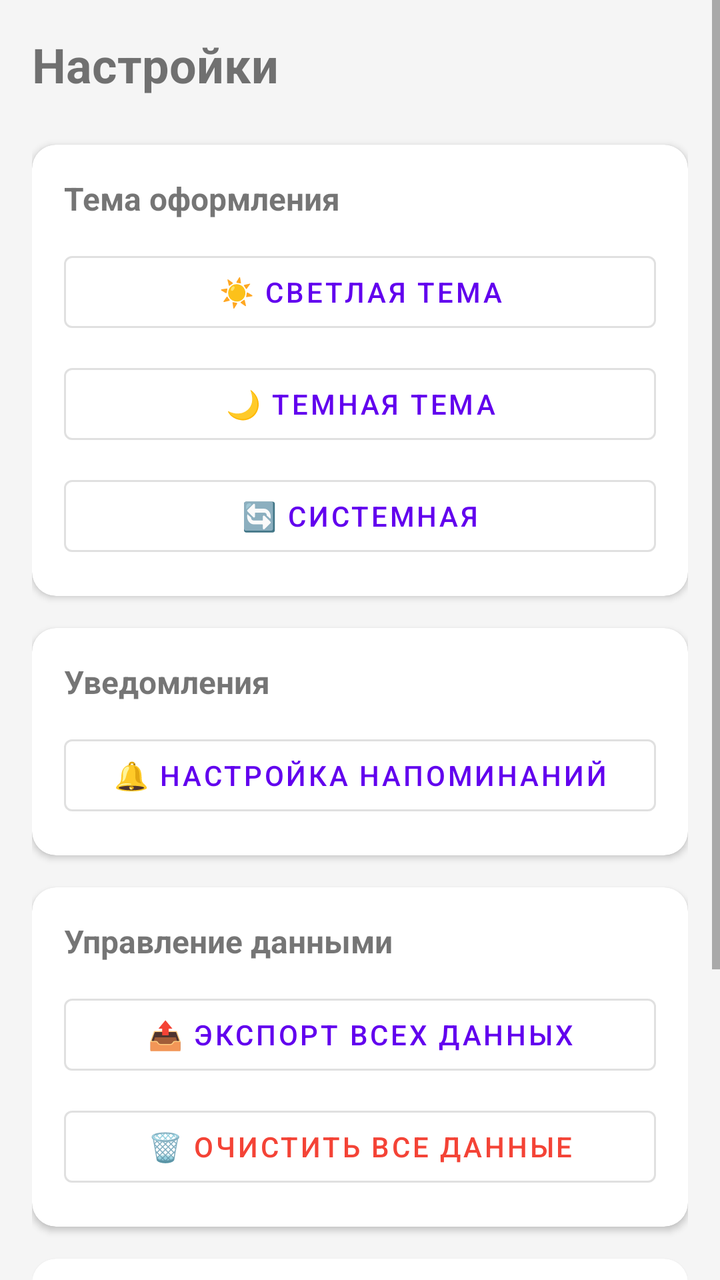
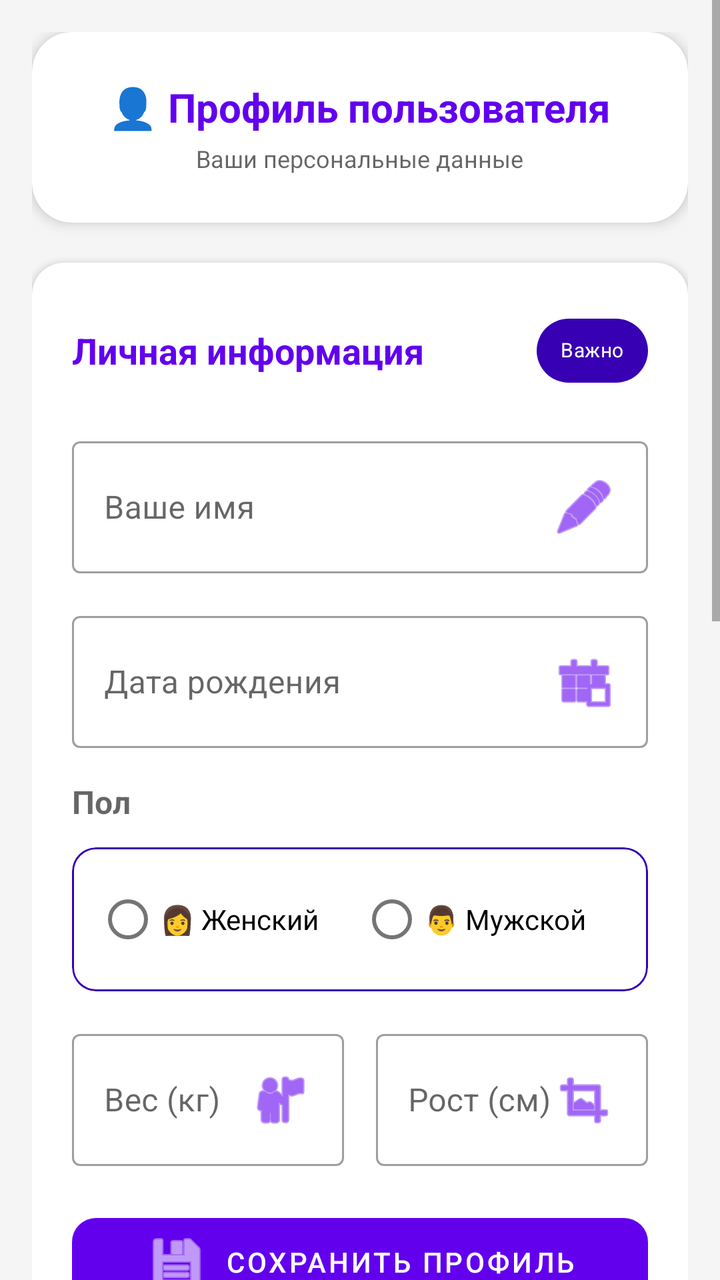

The first picture is an Android layout as it rendered before a commit; the second is the same layout after the commit. The layout source and the unified diff follow.
<!-- AndroidManifest.xml: application theme Theme.MigraineTracker -->
<!-- res/layout/fragment_settings.xml -->
<?xml version="1.0" encoding="utf-8"?>
<ScrollView xmlns:android="http://schemas.android.com/apk/res/android"
    xmlns:app="http://schemas.android.com/apk/res-auto"
    android:layout_width="match_parent"
    android:layout_height="match_parent"
    android:background="?android:attr/colorBackground">

    <LinearLayout
        android:layout_width="match_parent"
        android:layout_height="wrap_content"
        android:orientation="vertical"
        android:padding="16dp">

        <TextView
            android:layout_width="match_parent"
            android:layout_height="wrap_content"
            android:text="Настройки"
            android:textSize="24sp"
            android:textStyle="bold"
            android:layout_marginBottom="24dp" />

        
        <com.google.android.material.card.MaterialCardView
            android:layout_width="match_parent"
            android:layout_height="wrap_content"
            app:cardCornerRadius="12dp"
            app:cardElevation="2dp"
            android:layout_marginBottom="16dp">

            <LinearLayout
                android:layout_width="match_parent"
                android:layout_height="wrap_content"
                android:orientation="vertical"
                android:padding="16dp">

                <TextView
                    android:layout_width="match_parent"
                    android:layout_height="wrap_content"
                    android:text="Тема оформления"
                    android:textSize="16sp"
                    android:textStyle="bold"
                    android:layout_marginBottom="12dp" />

                <com.google.android.material.button.MaterialButton
                    android:id="@+id/btn_theme_light"
                    android:layout_width="match_parent"
                    android:layout_height="wrap_content"
                    android:text="☀️ Светлая тема"
                    android:layout_marginBottom="8dp"
                    style="@style/Widget.MaterialComponents.Button.OutlinedButton" />

                <com.google.android.material.button.MaterialButton
                    android:id="@+id/btn_theme_dark"
                    android:layout_width="match_parent"
                    android:layout_height="wrap_content"
                    android:text="🌙 Темная тема"
                    android:layout_marginBottom="8dp"
                    style="@style/Widget.MaterialComponents.Button.OutlinedButton" />

                <com.google.android.material.button.MaterialButton
                    android:id="@+id/btn_theme_system"
                    android:layout_width="match_parent"
                    android:layout_height="wrap_content"
                    android:text="🔄 Системная"
                    style="@style/Widget.MaterialComponents.Button.OutlinedButton" />

            </LinearLayout>

        </com.google.android.material.card.MaterialCardView>

        
        <com.google.android.material.card.MaterialCardView
            android:layout_width="match_parent"
            android:layout_height="wrap_content"
            app:cardCornerRadius="12dp"
            app:cardElevation="2dp"
            android:layout_marginBottom="16dp">

            <LinearLayout
                android:layout_width="match_parent"
                android:layout_height="wrap_content"
                android:orientation="vertical"
                android:padding="16dp">

                <TextView
                    android:layout_width="match_parent"
                    android:layout_height="wrap_content"
                    android:text="Уведомления"
                    android:textSize="16sp"
                    android:textStyle="bold"
                    android:layout_marginBottom="12dp" />

                <com.google.android.material.button.MaterialButton
                    android:id="@+id/btn_notifications"
                    android:layout_width="match_parent"
                    android:layout_height="wrap_content"
                    android:text="🔔 Настройка напоминаний"
                    style="@style/Widget.MaterialComponents.Button.OutlinedButton" />

            </LinearLayout>

        </com.google.android.material.card.MaterialCardView>

        
        <com.google.android.material.card.MaterialCardView
            android:layout_width="match_parent"
            android:layout_height="wrap_content"
            app:cardCornerRadius="12dp"
            app:cardElevation="2dp"
            android:layout_marginBottom="16dp">

            <LinearLayout
                android:layout_width="match_parent"
                android:layout_height="wrap_content"
                android:orientation="vertical"
                android:padding="16dp">

                <TextView
                    android:layout_width="match_parent"
                    android:layout_height="wrap_content"
                    android:text="Управление данными"
                    android:textSize="16sp"
                    android:textStyle="bold"
                    android:layout_marginBottom="12dp" />

                <com.google.android.material.button.MaterialButton
                    android:id="@+id/btn_export_all"
                    android:layout_width="match_parent"
                    android:layout_height="wrap_content"
                    android:text="📤 Экспорт всех данных"
                    android:layout_marginBottom="8dp"
                    style="@style/Widget.MaterialComponents.Button.OutlinedButton" />

                <com.google.android.material.button.MaterialButton
                    android:id="@+id/btn_clear_data"
                    android:layout_width="match_parent"
                    android:layout_height="wrap_content"
                    android:text="🗑️ Очистить все данные"
                    android:textColor="@color/pain_extreme"
                    style="@style/Widget.MaterialComponents.Button.OutlinedButton" />

            </LinearLayout>

        </com.google.android.material.card.MaterialCardView>

        
        <com.google.android.material.card.MaterialCardView
            android:layout_width="match_parent"
            android:layout_height="wrap_content"
            app:cardCornerRadius="12dp"
            app:cardElevation="2dp"
            android:layout_marginBottom="16dp">

            <LinearLayout
                android:layout_width="match_parent"
                android:layout_height="wrap_content"
                android:orientation="vertical"
                android:padding="16dp">

                <TextView
                    android:layout_width="match_parent"
                    android:layout_height="wrap_content"
                    android:text="ℹ️ О приложении"
                    android:textSize="16sp"
                    android:textStyle="bold"
                    android:layout_marginBottom="12dp" />

                <TextView
                    android:layout_width="match_parent"
                    android:layout_height="wrap_content"
                    android:text="Мигрень Трекер v1.0"
                    android:textSize="14sp"
                    android:textColor="?android:attr/textColorSecondary"
                    android:layout_marginBottom="8dp" />

                <TextView
                    android:layout_width="match_parent"
                    android:layout_height="wrap_content"
                    android:text="Приложение для отслеживания мигрени, менструального цикла и напоминаний о лекарствах"
                    android:textSize="12sp"
                    android:textColor="?android:attr/textColorSecondary"
                    android:lineSpacingExtra="4dp"
                    android:layout_marginBottom="12dp" />

                <TextView
                    android:id="@+id/text_app_version"
                    android:layout_width="match_parent"
                    android:layout_height="wrap_content"
                    android:text="Мигрень Трекер v1.0"
                    android:textSize="14sp"
                    android:textColor="?android:attr/textColorSecondary"
                    android:layout_marginBottom="8dp" />
            </LinearLayout>

        </com.google.android.material.card.MaterialCardView>

    </LinearLayout>

</ScrollView>
<!-- resources referenced by this layout -->
<resources>
  <color name="pain_extreme">#FFF44336</color>
  <style name="Theme.MigraineTracker" parent="Theme.MaterialComponents.DayNight.NoActionBar">
          
          <item name="colorPrimary">@color/purple_500</item>
          <item name="colorPrimaryVariant">@color/purple_700</item>
          <item name="colorOnPrimary">@color/white</item>
          <item name="colorSecondary">@color/teal_200</item>
          <item name="colorSecondaryVariant">@color/teal_700</item>
          <item name="colorOnSecondary">@color/black</item>
  
          
          <item name="colorSurface">@color/background_card</item>
          <item name="colorOnSurface">@color/black</item>
          <item name="android:colorBackground">@color/background_main</item>
          <item name="colorOnBackground">@color/black</item>
  
          
          <item name="android:statusBarColor">?attr/colorPrimaryVariant</item>
          <item name="android:windowActionBar">false</item>
          <item name="windowNoTitle">true</item>
  
          
          <item name="materialAlertDialogTheme">@style/ThemeOverlay.MaterialComponents.MaterialAlertDialog</item>
  
          
          <item name="colorButtonNormal">?attr/colorPrimary</item>
          <item name="colorControlHighlight">?attr/colorPrimary</item>
      </style>
  <color name="purple_500">#FF6200EE</color>
  <color name="purple_700">#FF3700B3</color>
  <color name="white">#FFFFFFFF</color>
  <color name="teal_200">#FF03DAC5</color>
  <color name="teal_700">#FF018786</color>
  <color name="black">#FF000000</color>
  <color name="background_card">#FFFFFFFF</color>
  <color name="background_main">#FFF5F5F5</color>
</resources>

<!-- the commit's change to res/layout/fragment_settings.xml (unified diff, before → after) -->
@@ -11,58 +11,228 @@
         android:orientation="vertical"
         android:padding="16dp">
 
-        <TextView
+        <com.google.android.material.card.MaterialCardView
             android:layout_width="match_parent"
             android:layout_height="wrap_content"
-            android:text="Настройки"
-            android:textSize="24sp"
-            android:textStyle="bold"
-            android:layout_marginBottom="24dp" />
+            app:cardCornerRadius="20dp"
+            app:cardElevation="4dp"
+            android:layout_marginBottom="20dp">
+
+            <LinearLayout
+                android:layout_width="match_parent"
+                android:layout_height="wrap_content"
+                android:orientation="vertical"
+                android:gravity="center"
+                android:padding="24dp">
+
+                <TextView
+                    android:layout_width="wrap_content"
+                    android:layout_height="wrap_content"
+                    android:text="👤 Профиль пользователя"
+                    android:textSize="20sp"
+                    android:textStyle="bold"
+                    android:textColor="?attr/colorPrimary" />
+
+                <TextView
+                    android:layout_width="wrap_content"
+                    android:layout_height="wrap_content"
+                    android:text="Ваши персональные данные"
+                    android:textSize="12sp"
+                    android:textColor="?android:attr/textColorSecondary"
+                    android:layout_marginTop="4dp" />
+
+            </LinearLayout>
+
+        </com.google.android.material.card.MaterialCardView>
 
         
         <com.google.android.material.card.MaterialCardView
             android:layout_width="match_parent"
             android:layout_height="wrap_content"
-            app:cardCornerRadius="12dp"
+            app:cardCornerRadius="16dp"
             app:cardElevation="2dp"
-            android:layout_marginBottom="16dp">
+            android:layout_marginBottom="16dp"
+            app:strokeWidth="0dp">
 
             <LinearLayout
                 android:layout_width="match_parent"
                 android:layout_height="wrap_content"
                 android:orientation="vertical"
-                android:padding="16dp">
-
-                <TextView
-                    android:layout_width="match_parent"
-                    android:layout_height="wrap_content"
-                    android:text="Тема оформления"
+                android:padding="20dp">
+
+                <LinearLayout
+                    android:layout_width="match_parent"
+                    android:layout_height="wrap_content"
+                    android:orientation="horizontal"
+                    android:gravity="center_vertical"
+                    android:layout_marginBottom="16dp">
+
+                    <TextView
+                        android:layout_width="0dp"
+                        android:layout_height="wrap_content"
+                        android:layout_weight="1"
+                        android:text="Личная информация"
+                        android:textSize="18sp"
+                        android:textStyle="bold"
+                        android:textColor="?attr/colorPrimary" />
+
+                    <com.google.android.material.chip.Chip
+                        android:layout_width="wrap_content"
+                        android:layout_height="wrap_content"
+                        android:text="Важно"
+                        android:textColor="@android:color/white"
+                        app:chipBackgroundColor="?attr/colorPrimaryVariant"
+                        app:chipStrokeColor="?attr/colorPrimary"
+                        android:textSize="10sp" />
+
+                </LinearLayout>
+
+                
+                <com.google.android.material.textfield.TextInputLayout
+                    android:layout_width="match_parent"
+                    android:layout_height="wrap_content"
+                    style="@style/Widget.MaterialComponents.TextInputLayout.OutlinedBox"
+                    android:hint="Ваше имя"
+                    android:layout_marginBottom="16dp">
+
+                    <com.google.android.material.textfield.TextInputEditText
+                        android:id="@+id/edit_name"
+                        android:layout_width="match_parent"
+                        android:layout_height="wrap_content"
+                        android:inputType="textCapWords"
+                        android:maxLines="1"
+                        android:drawableEnd="@android:drawable/ic_menu_edit"
+                        android:drawableTint="?attr/colorPrimary" />
+
+                </com.google.android.material.textfield.TextInputLayout>
+
+                
+                <com.google.android.material.textfield.TextInputLayout
+                    android:layout_width="match_parent"
+                    android:layout_height="wrap_content"
+                    style="@style/Widget.MaterialComponents.TextInputLayout.OutlinedBox"
+                    android:hint="Дата рождения"
+                    android:layout_marginBottom="16dp"
+                    android:focusable="false">
+
+                    <com.google.android.material.textfield.TextInputEditText
+                        android:id="@+id/edit_birth_date"
+                        android:layout_width="match_parent"
+                        android:layout_height="wrap_content"
+                        android:inputType="none"
+                        android:focusable="false"
+                        android:clickable="true"
+                        android:maxLines="1"
+                        android:drawableEnd="@android:drawable/ic_menu_today"
+                        android:drawableTint="?attr/colorPrimary" />
+
+                </com.google.android.material.textfield.TextInputLayout>
+
+                
+                <TextView
+                    android:layout_width="match_parent"
+                    android:layout_height="wrap_content"
+                    android:text="Пол"
                     android:textSize="16sp"
                     android:textStyle="bold"
+                    android:textColor="?android:attr/textColorSecondary"
                     android:layout_marginBottom="12dp" />
 
+                <com.google.android.material.card.MaterialCardView
+                    android:layout_width="match_parent"
+                    android:layout_height="wrap_content"
+                    app:cardCornerRadius="12dp"
+                    app:cardElevation="0dp"
+                    app:strokeWidth="1dp"
+                    app:strokeColor="?attr/colorPrimaryVariant"
+                    android:layout_marginBottom="16dp">
+
+                    <RadioGroup
+                        android:id="@+id/radio_group_gender"
+                        android:layout_width="match_parent"
+                        android:layout_height="wrap_content"
+                        android:orientation="horizontal"
+                        android:padding="12dp">
+
+                        <com.google.android.material.radiobutton.MaterialRadioButton
+                            android:id="@+id/radio_female"
+                            android:layout_width="0dp"
+                            android:layout_height="wrap_content"
+                            android:layout_weight="1"
+                            android:text="👩 Женский"
+                            android:textSize="14sp" />
+
+                        <com.google.android.material.radiobutton.MaterialRadioButton
+                            android:id="@+id/radio_male"
+                            android:layout_width="0dp"
+                            android:layout_height="wrap_content"
+                            android:layout_weight="1"
+                            android:text="👨 Мужской"
+                            android:textSize="14sp" />
+
+                    </RadioGroup>
+
+                </com.google.android.material.card.MaterialCardView>
+
+                
+                <LinearLayout
+                    android:layout_width="match_parent"
+                    android:layout_height="wrap_content"
+                    android:orientation="horizontal"
+                    android:layout_marginBottom="20dp">
+
+                    
+                    <com.google.android.material.textfield.TextInputLayout
+                        android:layout_width="0dp"
+                        android:layout_height="wrap_content"
+                        android:layout_weight="1"
+                        android:layout_marginEnd="8dp"
+                        style="@style/Widget.MaterialComponents.TextInputLayout.OutlinedBox"
+                        android:hint="Вес (кг)">
+
+                        <com.google.android.material.textfield.TextInputEditText
+                            android:id="@+id/edit_weight"
+                            android:layout_width="match_parent"
+                            android:layout_height="wrap_content"
+                            android:inputType="numberDecimal"
+                            android:maxLength="6"
+                            android:drawableEnd="@android:drawable/ic_menu_myplaces"
+                            android:drawableTint="?attr/colorPrimary" />
+
+                    </com.google.android.material.textfield.TextInputLayout>
+
+                    
+                    <com.google.android.material.textfield.TextInputLayout
+                        android:layout_width="0dp"
+                        android:layout_height="wrap_content"
+                        android:layout_weight="1"
+                        android:layout_marginStart="8dp"
+                        style="@style/Widget.MaterialComponents.TextInputLayout.OutlinedBox"
+                        android:hint="Рост (см)">
+
+                        <com.google.android.material.textfield.TextInputEditText
+                            android:id="@+id/edit_height"
+                            android:layout_width="match_parent"
+                            android:layout_height="wrap_content"
+                            android:inputType="number"
+                            android:maxLength="3"
+                            android:drawableEnd="@android:drawable/ic_menu_crop"
+                            android:drawableTint="?attr/colorPrimary" />
+
+                    </com.google.android.material.textfield.TextInputLayout>
+
+                </LinearLayout>
+
+                
                 <com.google.android.material.button.MaterialButton
-                    android:id="@+id/btn_theme_light"
-                    android:layout_width="match_parent"
-                    android:layout_height="wrap_content"
-                    android:text="☀️ Светлая тема"
-                    android:layout_marginBottom="8dp"
-                    style="@style/Widget.MaterialComponents.Button.OutlinedButton" />
-
-                <com.google.android.material.button.MaterialButton
-                    android:id="@+id/btn_theme_dark"
-                    android:layout_width="match_parent"
-                    android:layout_height="wrap_content"
-                    android:text="🌙 Темная тема"
-                    android:layout_marginBottom="8dp"
-                    style="@style/Widget.MaterialComponents.Button.OutlinedButton" />
-
-                <com.google.android.material.button.MaterialButton
-                    android:id="@+id/btn_theme_system"
-                    android:layout_width="match_parent"
-                    android:layout_height="wrap_content"
-                    android:text="🔄 Системная"
-                    style="@style/Widget.MaterialComponents.Button.OutlinedButton" />
+                    android:id="@+id/btn_save_profile"
+                    android:layout_width="match_parent"
+                    android:layout_height="56dp"
+                    android:text="Сохранить профиль"
+                    app:icon="@android:drawable/ic_menu_save"
+                    app:iconGravity="textStart"
+                    app:cornerRadius="12dp"
+                    style="@style/Widget.MaterialComponents.Button" />
 
             </LinearLayout>
 
@@ -72,7 +242,7 @@
         <com.google.android.material.card.MaterialCardView
             android:layout_width="match_parent"
             android:layout_height="wrap_content"
-            app:cardCornerRadius="12dp"
+            app:cardCornerRadius="16dp"
             app:cardElevation="2dp"
             android:layout_marginBottom="16dp">
 
@@ -80,22 +250,53 @@
                 android:layout_width="match_parent"
                 android:layout_height="wrap_content"
                 android:orientation="vertical"
-                android:padding="16dp">
-
-                <TextView
-                    android:layout_width="match_parent"
-                    android:layout_height="wrap_content"
-                    android:text="Уведомления"
-                    android:textSize="16sp"
+                android:padding="20dp">
+
+                <TextView
+                    android:layout_width="match_parent"
+                    android:layout_height="wrap_content"
+                    android:text="Настройки"
+                    android:textSize="18sp"
                     android:textStyle="bold"
-                    android:layout_marginBottom="12dp" />
-
-                <com.google.android.material.button.MaterialButton
-                    android:id="@+id/btn_notifications"
-                    android:layout_width="match_parent"
-                    android:layout_height="wrap_content"
-                    android:text="🔔 Настройка напоминаний"
-                    style="@style/Widget.MaterialComponents.Button.OutlinedButton" />
+                    android:textColor="?attr/colorPrimary"
+                    android:layout_marginBottom="16dp" />
+
+                
+                <LinearLayout
+                    android:layout_width="match_parent"
+                    android:layout_height="wrap_content"
+                    android:orientation="vertical"
+                    android:layout_marginBottom="16dp">
+
+
+                    <com.google.android.material.button.MaterialButtonToggleGroup
+                        android:id="@+id/theme_toggle_group"
+                        android:layout_width="match_parent"
+                        android:layout_height="wrap_content"
+                        app:singleSelection="true"
+                        app:selectionRequired="true">
+
+                        <com.google.android.material.button.MaterialButton
+                            android:id="@+id/btn_theme_light"
+                            android:layout_width="0dp"
+                            android:layout_height="wrap_content"
+                            android:layout_weight="1"
+                            android:text="☀️ Светлая"
+                            app:cornerRadius="8dp"
+                            style="@style/Widget.MaterialComponents.Button.OutlinedButton" />
+
+                        <com.google.android.material.button.MaterialButton
+                            android:id="@+id/btn_theme_dark"
+                            android:layout_width="0dp"
+                            android:layout_height="wrap_content"
+                            android:layout_weight="1"
+                            android:text="🌙 Темная"
+                            app:cornerRadius="8dp"
+                            style="@style/Widget.MaterialComponents.Button.OutlinedButton" />
+
+                    </com.google.android.material.button.MaterialButtonToggleGroup>
+
+                </LinearLayout>
 
             </LinearLayout>
 
@@ -105,7 +306,7 @@
         <com.google.android.material.card.MaterialCardView
             android:layout_width="match_parent"
             android:layout_height="wrap_content"
-            app:cardCornerRadius="12dp"
+            app:cardCornerRadius="16dp"
             app:cardElevation="2dp"
             android:layout_marginBottom="16dp">
 
@@ -113,30 +314,38 @@
                 android:layout_width="match_parent"
                 android:layout_height="wrap_content"
                 android:orientation="vertical"
-                android:padding="16dp">
+                android:padding="20dp">
 
                 <TextView
                     android:layout_width="match_parent"
                     android:layout_height="wrap_content"
                     android:text="Управление данными"
-                    android:textSize="16sp"
+                    android:textSize="18sp"
                     android:textStyle="bold"
-                    android:layout_marginBottom="12dp" />
+                    android:textColor="?attr/colorPrimary"
+                    android:layout_marginBottom="16dp" />
 
                 <com.google.android.material.button.MaterialButton
                     android:id="@+id/btn_export_all"
                     android:layout_width="match_parent"
-                    android:layout_height="wrap_content"
-                    android:text="📤 Экспорт всех данных"
-                    android:layout_marginBottom="8dp"
+                    android:layout_height="56dp"
+                    android:text="Экспорт всех данных"
+                    app:icon="@android:drawable/ic_menu_share"
+                    app:iconGravity="textStart"
+                    app:cornerRadius="12dp"
+                    android:layout_marginBottom="12dp"
                     style="@style/Widget.MaterialComponents.Button.OutlinedButton" />
 
                 <com.google.android.material.button.MaterialButton
                     android:id="@+id/btn_clear_data"
                     android:layout_width="match_parent"
-                    android:layout_height="wrap_content"
-                    android:text="🗑️ Очистить все данные"
+                    android:layout_height="56dp"
+                    android:text="Очистить все данные"
+                    app:icon="@android:drawable/ic_menu_delete"
+                    app:iconGravity="textStart"
+                    app:cornerRadius="12dp"
                     android:textColor="@color/pain_extreme"
+                    app:strokeColor="@color/pain_extreme"
                     style="@style/Widget.MaterialComponents.Button.OutlinedButton" />
 
             </LinearLayout>
@@ -147,7 +356,7 @@
         <com.google.android.material.card.MaterialCardView
             android:layout_width="match_parent"
             android:layout_height="wrap_content"
-            app:cardCornerRadius="12dp"
+            app:cardCornerRadius="16dp"
             app:cardElevation="2dp"
             android:layout_marginBottom="16dp">
 
@@ -155,41 +364,43 @@
                 android:layout_width="match_parent"
                 android:layout_height="wrap_content"
                 android:orientation="vertical"
-                android:padding="16dp">
-
-                <TextView
-                    android:layout_width="match_parent"
-                    android:layout_height="wrap_content"
-                    android:text="ℹ️ О приложении"
-                    android:textSize="16sp"
+                android:gravity="center"
+                android:padding="24dp">
+
+                <ImageView
+                    android:layout_width="64dp"
+                    android:layout_height="64dp"
+                    android:src="@android:drawable/ic_dialog_info"
+                    android:tint="?attr/colorPrimary"
+                    android:layout_marginBottom="12dp" />
+
+                <TextView
+                    android:layout_width="wrap_content"
+                    android:layout_height="wrap_content"
+                    android:text="Migraine Tracker"
+                    android:textSize="18sp"
                     android:textStyle="bold"
-                    android:layout_marginBottom="12dp" />
-
-                <TextView
-                    android:layout_width="match_parent"
-                    android:layout_height="wrap_content"
-                    android:text="Мигрень Трекер v1.0"
-                    android:textSize="14sp"
-                    android:textColor="?android:attr/textColorSecondary"
-                    android:layout_marginBottom="8dp" />
-
-                <TextView
-                    android:layout_width="match_parent"
-                    android:layout_height="wrap_content"
-                    android:text="Приложение для отслеживания мигрени, менструального цикла и напоминаний о лекарствах"
+                    android:textColor="?attr/colorPrimary" />
+
+                <TextView
+                    android:id="@+id/text_app_version"
+                    android:layout_width="wrap_content"
+                    android:layout_height="wrap_content"
+                    android:text="Версия 1.0"
                     android:textSize="12sp"
                     android:textColor="?android:attr/textColorSecondary"
-                    android:lineSpacingExtra="4dp"
-                    android:layout_marginBottom="12dp" />
-
-                <TextView
-                    android:id="@+id/text_app_version"
-                    android:layout_width="match_parent"
-                    android:layout_height="wrap_content"
-                    android:text="Мигрень Трекер v1.0"
-                    android:textSize="14sp"
+                    android:layout_marginTop="4dp"
+                    android:layout_marginBottom="8dp" />
+
+                <TextView
+                    android:layout_width="match_parent"
+                    android:layout_height="wrap_content"
+                    android:text="Приложение для отслеживания мигрени, давления, пульса и менструального цикла"
+                    android:textSize="12sp"
                     android:textColor="?android:attr/textColorSecondary"
-                    android:layout_marginBottom="8dp" />
+                    android:gravity="center"
+                    android:lineSpacingExtra="4dp" />
+
             </LinearLayout>
 
         </com.google.android.material.card.MaterialCardView>
